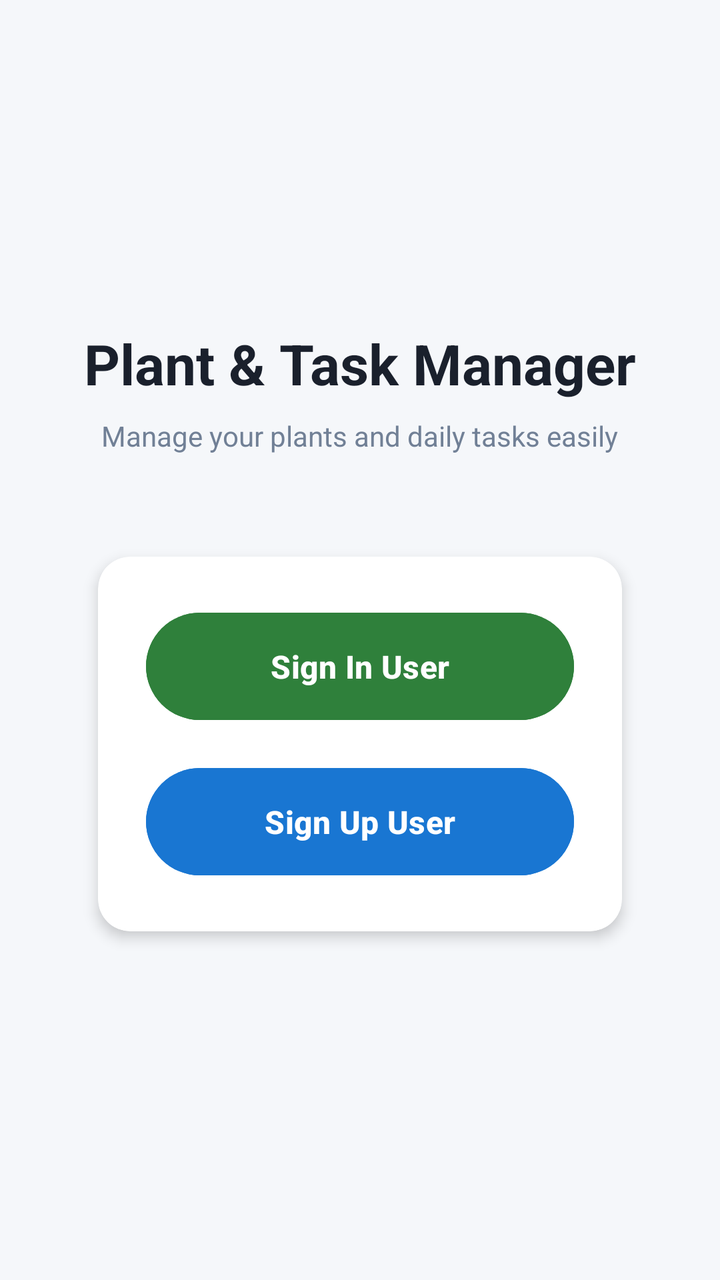
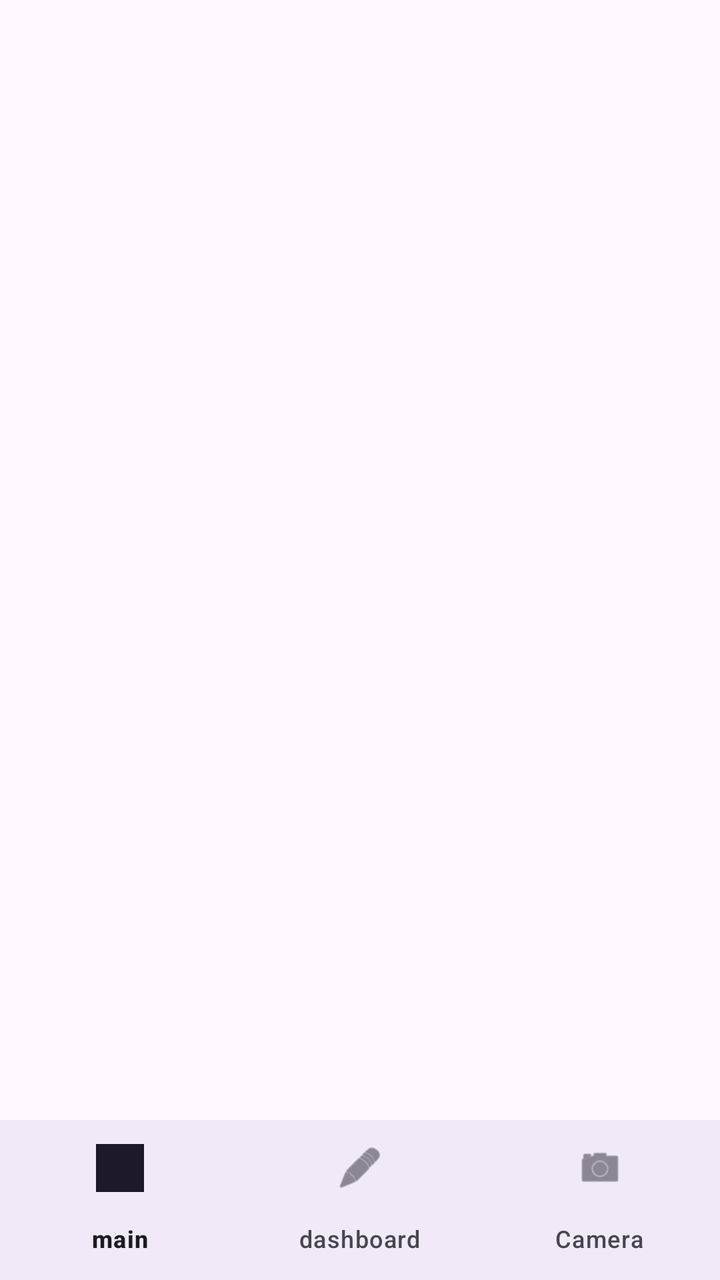

Compare the two renders of this Android layout. The source of the first and the diff that turns it into the second are given below.
<!-- AndroidManifest.xml: application theme Theme.Ameen_final_new_project -->
<!-- res/layout/activity_main.xml -->
<?xml version="1.0" encoding="utf-8"?>
<LinearLayout xmlns:android="http://schemas.android.com/apk/res/android"
    xmlns:app="http://schemas.android.com/apk/res-auto"
    xmlns:tools="http://schemas.android.com/tools"
    android:id="@+id/main"
    android:layout_width="match_parent"
    android:layout_height="match_parent"
    android:background="#F5F7FA"
    android:gravity="center"
    android:orientation="vertical"
    android:padding="24dp"
    tools:context=".viewPkg.MainActivity">

    
    <TextView
        android:layout_width="wrap_content"
        android:layout_height="wrap_content"
        android:layout_marginBottom="8dp"
        android:text="Plant &amp; Task Manager"
        android:textColor="#1A202C"
        android:textSize="28sp"
        android:textStyle="bold" />

    <TextView
        android:layout_width="wrap_content"
        android:layout_height="wrap_content"
        android:layout_marginBottom="40dp"
        android:text="Manage your plants and daily tasks easily"
        android:textColor="#718096"
        android:textSize="14sp" />

    
    <androidx.cardview.widget.CardView
        android:layout_width="match_parent"
        android:layout_height="wrap_content"
        android:layout_marginStart="16dp"
        android:layout_marginEnd="16dp"
        app:cardCornerRadius="16dp"
        app:cardElevation="4dp"
        app:cardUseCompatPadding="true">

        <LinearLayout
            android:layout_width="match_parent"
            android:layout_height="wrap_content"
            android:orientation="vertical"
            android:padding="24dp">

            <Button
                android:id="@+id/btnSignInScreen"
                android:layout_width="match_parent"
                android:layout_height="wrap_content"
                android:layout_marginBottom="16dp"
                android:backgroundTint="#2F803B"
                android:padding="16dp"
                android:text="Sign In User"
                android:textColor="#FFFFFF"
                android:textSize="16sp"
                android:textStyle="bold" />

            <Button
                android:id="@+id/btnSignUpScreen"
                android:layout_width="match_parent"
                android:layout_height="wrap_content"
                android:backgroundTint="#1976D2"
                android:padding="16dp"
                android:text="Sign Up User"
                android:textColor="#FFFFFF"
                android:textSize="16sp"
                android:textStyle="bold" />

        </LinearLayout>

    </androidx.cardview.widget.CardView>

</LinearLayout>
<!-- resources referenced by this layout -->
<resources>
  <style name="Theme.Ameen_final_new_project" parent="Base.Theme.Ameen_final_new_project" />
  <style name="Base.Theme.Ameen_final_new_project" parent="Theme.Material3.DayNight">
          
          
      </style>
</resources>

<!-- the commit's change to res/layout/activity_main.xml (unified diff, before → after) -->
@@ -1,75 +1,23 @@
-<?xml version="1.0" encoding="utf-8"?>
-<LinearLayout xmlns:android="http://schemas.android.com/apk/res/android"
+<RelativeLayout xmlns:android="http://schemas.android.com/apk/res/android"
     xmlns:app="http://schemas.android.com/apk/res-auto"
-    xmlns:tools="http://schemas.android.com/tools"
     android:id="@+id/main"
     android:layout_width="match_parent"
-    android:layout_height="match_parent"
-    android:background="#F5F7FA"
-    android:gravity="center"
-    android:orientation="vertical"
-    android:padding="24dp"
-    tools:context=".viewPkg.MainActivity">
+    android:layout_height="match_parent">
 
     
-    <TextView
-        android:layout_width="wrap_content"
-        android:layout_height="wrap_content"
-        android:layout_marginBottom="8dp"
-        android:text="Plant &amp; Task Manager"
-        android:textColor="#1A202C"
-        android:textSize="28sp"
-        android:textStyle="bold" />
-
-    <TextView
-        android:layout_width="wrap_content"
-        android:layout_height="wrap_content"
-        android:layout_marginBottom="40dp"
-        android:text="Manage your plants and daily tasks easily"
-        android:textColor="#718096"
-        android:textSize="14sp" />
+    <FrameLayout
+        android:id="@+id/fragment_container"
+        android:layout_width="match_parent"
+        android:layout_height="match_parent"
+        android:layout_above="@id/bottom_navigation" />
 
     
-    <androidx.cardview.widget.CardView
+    <com.google.android.material.bottomnavigation.BottomNavigationView
+        android:id="@+id/bottom_navigation"
         android:layout_width="match_parent"
         android:layout_height="wrap_content"
-        android:layout_marginStart="16dp"
-        android:layout_marginEnd="16dp"
-        app:cardCornerRadius="16dp"
-        app:cardElevation="4dp"
-        app:cardUseCompatPadding="true">
+        android:layout_alignParentBottom="true"
+        android:background="?android:attr/windowBackground"
+        app:menu="@menu/main_menu" />
 
-        <LinearLayout
-            android:layout_width="match_parent"
-            android:layout_height="wrap_content"
-            android:orientation="vertical"
-            android:padding="24dp">
-
-            <Button
-                android:id="@+id/btnSignInScreen"
-                android:layout_width="match_parent"
-                android:layout_height="wrap_content"
-                android:layout_marginBottom="16dp"
-                android:backgroundTint="#2F803B"
-                android:padding="16dp"
-                android:text="Sign In User"
-                android:textColor="#FFFFFF"
-                android:textSize="16sp"
-                android:textStyle="bold" />
-
-            <Button
-                android:id="@+id/btnSignUpScreen"
-                android:layout_width="match_parent"
-                android:layout_height="wrap_content"
-                android:backgroundTint="#1976D2"
-                android:padding="16dp"
-                android:text="Sign Up User"
-                android:textColor="#FFFFFF"
-                android:textSize="16sp"
-                android:textStyle="bold" />
-
-        </LinearLayout>
-
-    </androidx.cardview.widget.CardView>
-
-</LinearLayout>
+</RelativeLayout>
<!-- resource entries referenced after the edit -->
@@ -1,7 +1,7 @@
 <!-- resources referenced by this layout -->
 <resources>
   <style name="Theme.Ameen_final_new_project" parent="Base.Theme.Ameen_final_new_project" />
-  <style name="Base.Theme.Ameen_final_new_project" parent="Theme.Material3.DayNight">
+  <style name="Base.Theme.Ameen_final_new_project" parent="Theme.Material3.DayNight.NoActionBar">
           
           
       </style>
